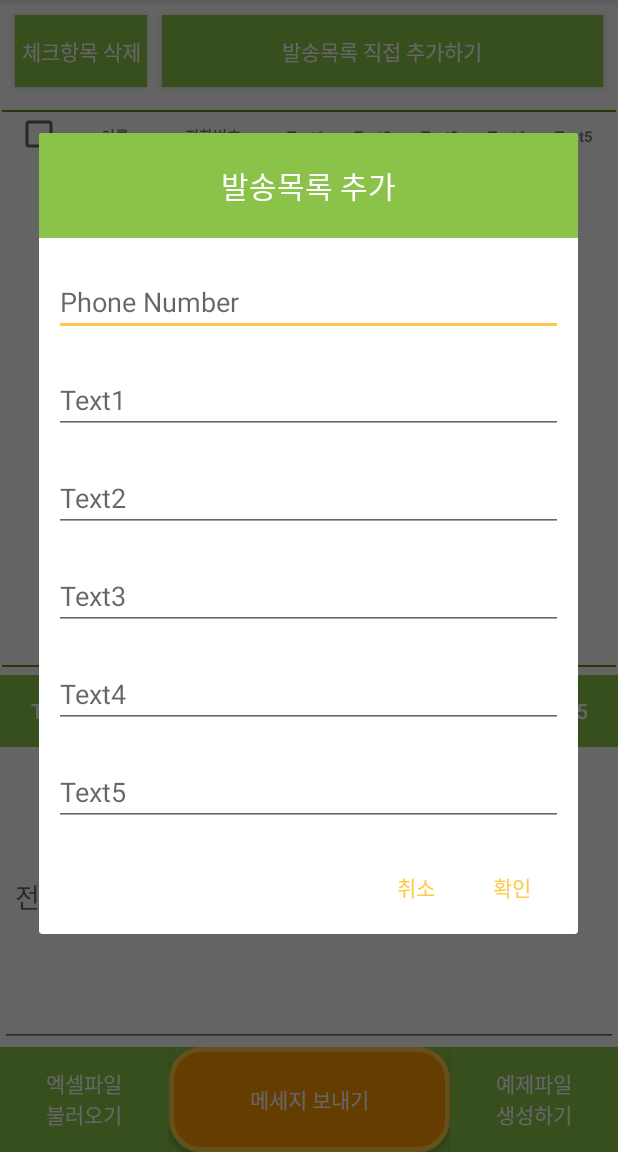
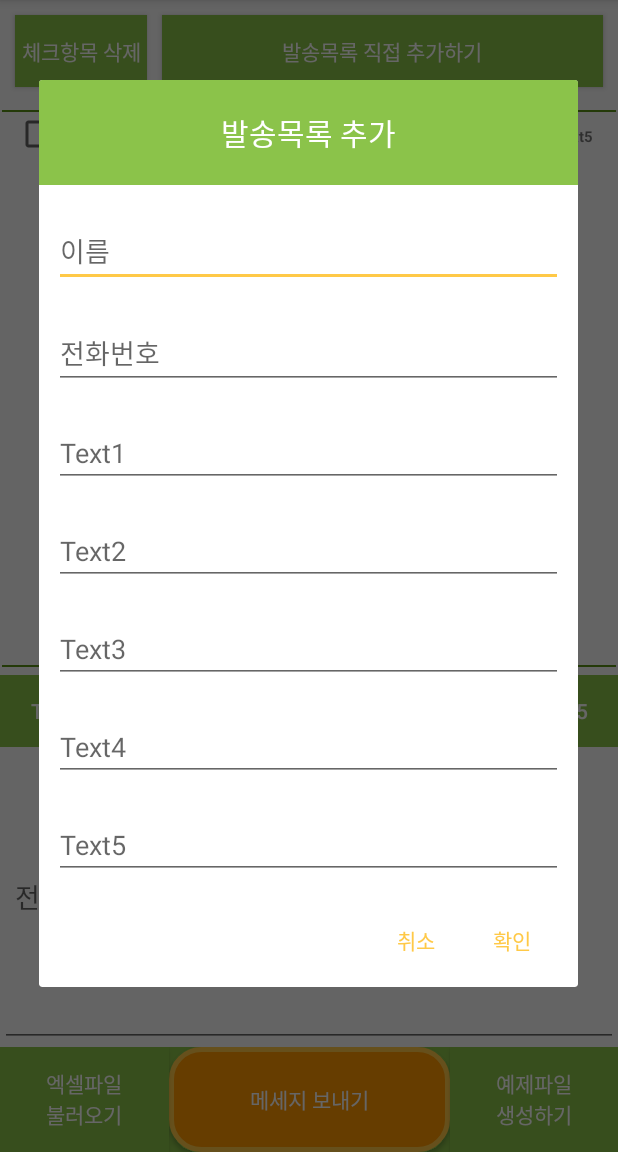
Before and after one commit to vitamincarrot/GroupSMS, an Android app: the screen it shows after launch (MainActivity), after a tap on "발송목록 직접 추가하기", on a phone screen of 412 x 824 dp, the part 84-1236 px from its top. Run offline under Robolectric (Android 15) with nearby library versions, the phone set to English and light mode, and no system bars; our stand-ins replace AdMob; libraries missing offline, so code that uses them is left out: jxl.read.biff, jxl.write, jxl.write.biff.

Commit message:
1. 광고삽입 (전면, 배너) 2. 메세지 보내는 수 제한 테스트

```diff
--- a/app/build.gradle
+++ b/app/build.gradle
@@ -29,6 +29,7 @@ dependencies {
     implementation 'com.loopj.android:android-async-http:1.4.10'
     implementation 'com.squareup.picasso:picasso:2.71828'
     implementation 'androidx.recyclerview:recyclerview:1.1.0'//Picasso Api implement
+    implementation 'com.google.android.gms:play-services-ads:19.3.0'
     testImplementation 'junit:junit:4.13'
     androidTestImplementation 'androidx.test.ext:junit:1.1.1'
     androidTestImplementation 'androidx.test.espresso:espresso-core:3.2.0'
--- a/app/src/main/AndroidManifest.xml
+++ b/app/src/main/AndroidManifest.xml
@@ -22,6 +22,9 @@
                 <category android:name="android.intent.category.LAUNCHER" />
             </intent-filter>
         </activity>
+        <meta-data
+            android:name="com.google.android.gms.ads.APPLICATION_ID"
+            android:value="ca-app-pub-8572963075903678~2295825462" />
     </application>
 
 
--- a/app/src/main/java/com/example/groupsms/MainActivity.java
+++ b/app/src/main/java/com/example/groupsms/MainActivity.java
@@ -24,6 +24,13 @@ import androidx.core.app.ActivityCompat;
 import androidx.recyclerview.widget.LinearLayoutManager;
 import androidx.recyclerview.widget.RecyclerView;
 
+import com.google.android.gms.ads.AdRequest;
+import com.google.android.gms.ads.AdView;
+import com.google.android.gms.ads.InterstitialAd;
+import com.google.android.gms.ads.MobileAds;
+import com.google.android.gms.ads.initialization.InitializationStatus;
+import com.google.android.gms.ads.initialization.OnInitializationCompleteListener;
+
 import java.io.FileNotFoundException;
 import java.io.IOException;
 import java.io.InputStream;
@@ -44,7 +51,7 @@ import jxl.write.biff.RowsExceededException;
 public class MainActivity extends AppCompatActivity {
 
     private static final int MY_PERMISSIONS_REQUEST_SEND_SMS = 1;
-    EditText num, msg, editText1, editText2, editText3, editText4, editText5;
+    EditText num, name, msg, editText1, editText2, editText3, editText4, editText5;
     Button sendBtn, retryBtn, addBtn, checkDelBtn, inputButton1, inputButton2, inputButton3, inputButton4, inputButton5, readBtn, createBtn;
     String inputText1 = "!$Text1$!",
             inputText2 = "!$Text2$!",
@@ -56,9 +63,15 @@ public class MainActivity extends AppCompatActivity {
     Workbook workbook;
     private int READ_REQUEST_CODE = 43;
     private int WRITE_REQUEST_CODE = 44;
-    int mRows, mColumns;
+    int mRows, mColumns, maxSend = 3;
     MyAdapter adapter;
     CheckBox allCheckBox;
+    private AdView mAdView;
+    private String adUnitId = "ca-app-pub-8572963075903678/5591060883";
+    private String adInterstitaialId = "ca-app-pub-8572963075903678/3128549075";
+    private String testUnitId = "ca-app-pub-3940256099942544/6300978111";
+    private String testInterstitaialId = "ca-app-pub-3940256099942544/1033173712";
+    private InterstitialAd mInterstitialAd;
 //    private ParcelFileDescriptor pfd;
 //    private FileOutputStream fileOutputStream;
 
@@ -67,6 +80,23 @@ public class MainActivity extends AppCompatActivity {
     protected void onCreate(Bundle savedInstanceState) {
         super.onCreate(savedInstanceState);
         setContentView(R.layout.activity_main);
+
+        MobileAds.initialize(this, new OnInitializationCompleteListener() {
+            @Override
+            public void onInitializationComplete(InitializationStatus initializationStatus) {
+            }
+        });
+
+        AdView adView = new AdView(this);
+        adView.setAdUnitId(testUnitId);
+        mInterstitialAd = new InterstitialAd(this);
+        mInterstitialAd.setAdUnitId(testInterstitaialId);
+        mInterstitialAd.loadAd(new AdRequest.Builder().build());
+
+        mAdView = findViewById(R.id.adView);
+        AdRequest adRequest = new AdRequest.Builder().build();
+        mAdView.loadAd(adRequest);
+
 
         allFindViewById();
 
@@ -196,9 +226,11 @@ public class MainActivity extends AppCompatActivity {
                                 editText4 = linear.findViewById(R.id.editText4);
                                 editText5 = linear.findViewById(R.id.editText5);
                                 num = linear.findViewById(R.id.phonenumber);
+                                name = linear.findViewById(R.id.name);
 
                                 if (num.length() > 0) {
                                     ItemList itemList = new ItemList();
+                                    itemList.setName(name.getText().toString());
                                     itemList.setPhoneNumber(num.getText().toString());
                                     itemList.setText1(editText1.getText().toString());
                                     itemList.setText2(editText2.getText().toString());
@@ -243,6 +275,7 @@ public class MainActivity extends AppCompatActivity {
                 String inputMsgText = msg.getText().toString();
 
                 if (myDataSet.size() > 0 && inputMsgText.length() > 0) {
+                    if (maxSend > myDataSet.size()) {
                         for (int i = 0; i < myDataSet.size(); i++) {
                             String reMsgText = inputMsgText;
 
@@ -272,16 +305,24 @@ public class MainActivity extends AppCompatActivity {
 
                                 sendSMS(myDataSet.get(i).getPhoneNumber(), reMsgText);
                                 toastMsgShort(myDataSet.get(i) + "\n" + reMsgText);
+                            } else {
+                                toastMsgLong("전송할 메세지가 없습니다.");
+                            }
                         }
 
-                        else {
-                            toastMsgLong("전송할 메세지가 없습니다.");
-                        }
+                    } else {
+                        toastMsgLong("발송 가능한 최대 메세지는 " + (maxSend - 1) + "개 입니다.");
                     }
 
 
                 } else {
                     toastMsgLong("전화번호나 메세지가 입력되지 않았습니다!");
+                }
+
+                if (mInterstitialAd.isLoaded()) {
+                    mInterstitialAd.show();
+                } else {
+                    toastMsgShort("The interstitial wasn't loaded yet.");
                 }
 
             }
@@ -298,14 +339,12 @@ public class MainActivity extends AppCompatActivity {
         allCheckBox.setOnCheckedChangeListener(new CompoundButton.OnCheckedChangeListener() {
             @Override
             public void onCheckedChanged(CompoundButton buttonView, boolean isChecked) {
-                if (isChecked){
+                if (isChecked) {
                     adapter.checkPos.addAll(myDataSet);
+                } else {
+                    adapter.checkPos.clear();
+                }
                 adapter.notifyDataSetChanged();
-                }
-                else {
-                    adapter.checkPos.clear();
-                    adapter.notifyDataSetChanged();
-                }
             }
         });
 
@@ -530,7 +569,6 @@ public class MainActivity extends AppCompatActivity {
                         itemList.setText4(cellList.get(5));
                         itemList.setText5(cellList.get(6));
                         myDataSet.add(itemList);
-
                     }
                     adapter.notifyDataSetChanged();
 
--- a/app/src/main/res/layout/activity_main.xml
+++ b/app/src/main/res/layout/activity_main.xml
@@ -61,79 +61,79 @@
             android:layout_width="match_parent"
             android:layout_height="wrap_content"
             android:layout_weight="1"
+            android:gravity="center_horizontal"
             android:lines="1"
             android:text="이름"
-            android:textStyle="bold"
             android:textAlignment="center"
             android:textSize="@dimen/ListTextSize"
-            android:gravity="center_horizontal" />
+            android:textStyle="bold" />
 
         <TextView
             android:layout_width="match_parent"
             android:layout_height="wrap_content"
             android:layout_marginLeft="5dp"
             android:layout_weight="0.9"
+            android:gravity="center_horizontal"
             android:lines="1"
             android:text="전화번호"
-            android:textStyle="bold"
             android:textAlignment="center"
-            android:gravity="center_horizontal"
-            android:textSize="@dimen/ListTextSize" />
+            android:textSize="@dimen/ListTextSize"
+            android:textStyle="bold" />
 
         <TextView
             android:layout_width="match_parent"
             android:layout_height="wrap_content"
             android:layout_marginLeft="5dp"
             android:layout_weight="1"
+            android:gravity="center_horizontal"
             android:text="Text1"
-            android:textStyle="bold"
             android:textAlignment="center"
-            android:gravity="center_horizontal"
-            android:textSize="@dimen/ListTextSize" />
+            android:textSize="@dimen/ListTextSize"
+            android:textStyle="bold" />
 
         <TextView
             android:layout_width="match_parent"
             android:layout_height="wrap_content"
             android:layout_marginLeft="5dp"
             android:layout_weight="1"
+            android:gravity="center_horizontal"
             android:text="Text2"
-            android:textStyle="bold"
             android:textAlignment="center"
-            android:gravity="center_horizontal"
-            android:textSize="@dimen/ListTextSize" />
+            android:textSize="@dimen/ListTextSize"
+            android:textStyle="bold" />
 
         <TextView
             android:layout_width="match_parent"
             android:layout_height="wrap_content"
             android:layout_marginLeft="5dp"
             android:layout_weight="1"
+            android:gravity="center_horizontal"
             android:text="Text3"
-            android:textStyle="bold"
             android:textAlignment="center"
-            android:gravity="center_horizontal"
-            android:textSize="@dimen/ListTextSize" />
+            android:textSize="@dimen/ListTextSize"
+            android:textStyle="bold" />
 
         <TextView
             android:layout_width="match_parent"
             android:layout_height="wrap_content"
             android:layout_marginLeft="5dp"
             android:layout_weight="1"
+            android:gravity="center_horizontal"
             android:text="Text4"
-            android:textStyle="bold"
             android:textAlignment="center"
-            android:gravity="center_horizontal"
-            android:textSize="@dimen/ListTextSize" />
+            android:textSize="@dimen/ListTextSize"
+            android:textStyle="bold" />
 
         <TextView
             android:layout_width="match_parent"
             android:layout_height="wrap_content"
             android:layout_marginLeft="5dp"
             android:layout_weight="1"
+            android:gravity="center_horizontal"
             android:text="Text5"
-            android:textStyle="bold"
             android:textAlignment="center"
-            android:gravity="center_horizontal"
-            android:textSize="@dimen/ListTextSize" />
+            android:textSize="@dimen/ListTextSize"
+            android:textStyle="bold" />
     </LinearLayout>
 
 
@@ -226,7 +226,7 @@
         android:layout_height="70dp"
         android:background="@color/colorSecondary"
         android:orientation="horizontal"
-        app:layout_constraintBottom_toBottomOf="parent">
+        app:layout_constraintBottom_toTopOf="@+id/linearLayout5">
 
         <Button
             android:id="@+id/readBtn"
@@ -272,6 +272,30 @@
             android:textColor="@android:color/white" />
     </LinearLayout>
 
+    <LinearLayout
+        android:id="@+id/linearLayout5"
+        android:layout_width="match_parent"
+        android:layout_height="wrap_content"
+        android:orientation="horizontal"
+        app:layout_constraintBottom_toBottomOf="parent"
+        app:layout_constraintStart_toStartOf="parent">
+
+
+        <com.google.android.gms.ads.AdView
+            android:id="@+id/adView"
+            android:layout_width="match_parent"
+            android:layout_height="wrap_content"
+            android:layout_alignParentBottom="true"
+            android:layout_centerHorizontal="true"
+            app:adSize="SMART_BANNER"
+            app:adUnitId="ca-app-pub-3940256099942544/6300978111"
+            app:layout_constraintBottom_toBottomOf="parent"
+            app:layout_constraintEnd_toStartOf="@+id/linearLayout"
+            app:layout_constraintStart_toStartOf="parent">
+
+        </com.google.android.gms.ads.AdView>
+    </LinearLayout>
+
 
     <View
         android:id="@+id/divider2"
--- a/app/src/main/res/layout/dialog_selfaddbutton.xml
+++ b/app/src/main/res/layout/dialog_selfaddbutton.xml
@@ -16,12 +16,22 @@
         android:padding="20dp"
         android:layout_marginBottom="10dp"/>
 
+    <EditText
+        android:id="@+id/name"
+        android:layout_width="match_parent"
+        android:layout_height="wrap_content"
+        android:hint="이름"
+        android:inputType="text"
+        android:layout_margin="10dp"
+        android:imeOptions="actionNext"
+        android:lines="1" />
+
 
     <EditText
         android:id="@+id/phonenumber"
         android:layout_width="match_parent"
         android:layout_height="wrap_content"
-        android:hint="Phone Number"
+        android:hint="전화번호"
         android:inputType="phone"
         android:layout_margin="10dp"
         android:imeOptions="actionNext"
```
Lines whose indentation alone changed are shown as unchanged.
